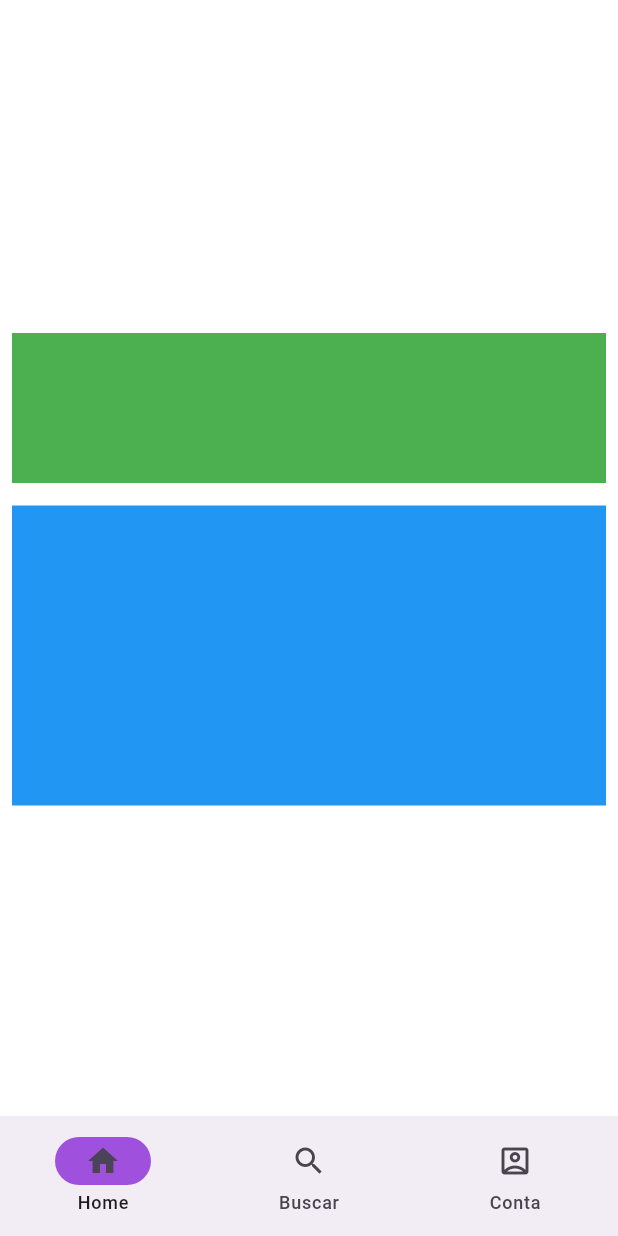
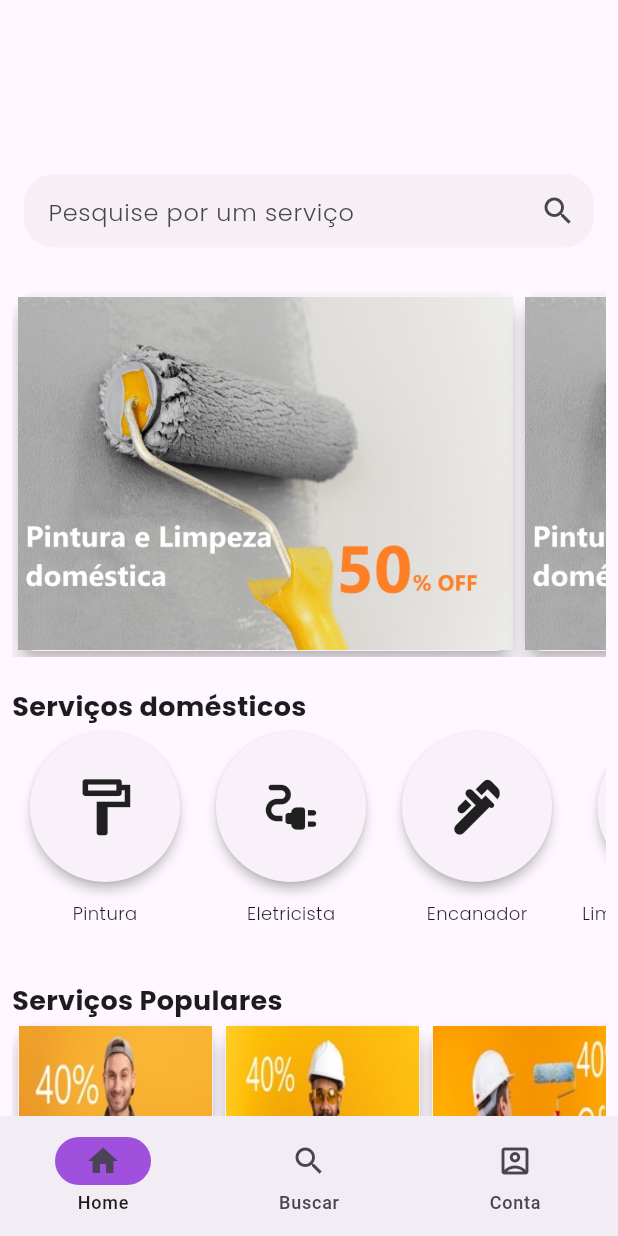
Before and after one commit to emanuelamaral/projeto_home_service, a Flutter app: the MainPageController screen opened directly, on a phone screen of 412 x 824 dp. Run offline on Flutter 3.47's test engine with Material 2 defaults, Android fonts, the phone set to English and light mode, and no system bars; our stand-ins replace flutter_onboarding_slider, fluttertoast, mask_text_input_formatter.

Commit message:
Update HomePage and Create Cards

```diff
--- /dev/null
+++ b/lib/src/components/card/card_combos_services.dart
@@ -0,0 +1,25 @@
+import 'package:flutter/material.dart';
+
+class CardCombosServices extends StatelessWidget {
+  const CardCombosServices({super.key, required this.imagePath});
+
+  final String imagePath;
+
+  @override
+  Widget build(BuildContext context) {
+    return Card(
+      elevation: 5.0,
+      child: SizedBox(
+        width: 330.0,
+        height: 236.0,
+        child: Center(
+          child: Image.asset(
+            imagePath,
+            width: 330.0,
+            height: 350.0,
+          ),
+        ),
+      ),
+    );
+  }
+}
--- a/lib/src/components/card/card_home_services.dart
+++ b/lib/src/components/card/card_home_services.dart
@@ -1,21 +1,47 @@
 import 'package:flutter/material.dart';
 
-class CardHomeServicesComponent extends StatelessWidget {
-  const CardHomeServicesComponent(
-      {super.key, required this.icon, required this.bottomTitle});
+class CardHomeService extends StatelessWidget {
+  final IconData icon;
+  final double radius;
+  final String textIcon;
 
-  final Icon icon;
-  final String bottomTitle;
+  const CardHomeService(
+      {super.key,
+      required this.icon,
+      required this.radius,
+      required this.textIcon});
 
   @override
   Widget build(BuildContext context) {
-    return Card(
-      margin: EdgeInsets.all(16.0),
+    return Container(
+      margin: const EdgeInsets.symmetric(
+          horizontal: 8.0), // Ajuste conforme necessário
       child: Column(
+        mainAxisSize: MainAxisSize.min,
         children: [
-          Icon(Icons.format_paint_outlined),
-          ListTile(
-            subtitle: Text('Pintura'),
+          Card(
+            shape: RoundedRectangleBorder(
+              borderRadius: BorderRadius.circular(radius),
+            ),
+            elevation: 3.0,
+            child: SizedBox(
+              width: 100.0, // Ajuste conforme necessário
+              height: 100.0, // Ajuste conforme necessário
+              child: Center(
+                child: Icon(
+                  icon,
+                  size: 45.0, // Ajuste conforme necessário
+                ),
+              ),
+            ),
+          ),
+          const SizedBox(height: 8.0), // Ajuste conforme necessário
+          Text(
+            textIcon,
+            style: const TextStyle(
+                fontFamily: 'Poppins',
+                fontWeight: FontWeight.w100,
+                fontSize: 12),
           ),
         ],
       ),
--- /dev/null
+++ b/lib/src/components/card/card_popular_home_services.dart
@@ -0,0 +1,24 @@
+import 'package:flutter/material.dart';
+
+class CardPopularHomeServices extends StatelessWidget {
+  const CardPopularHomeServices({super.key, required this.imagePath});
+  final String imagePath;
+
+  @override
+  Widget build(BuildContext context) {
+    return Card(
+      elevation: 5.0,
+      child: SizedBox(
+        width: 130.0,
+        height: 200.0,
+        child: Center(
+          child: Image.asset(
+            imagePath,
+            width: 150.0,
+            height: 200.0,
+          ),
+        ),
+      ),
+    );
+  }
+}
--- /dev/null
+++ b/lib/src/components/homePage/combos_services_card.dart
@@ -0,0 +1,27 @@
+import 'package:flutter/material.dart';
+
+import '../card/card_combos_services.dart';
+
+class CombosServicesCard extends StatelessWidget {
+  const CombosServicesCard({super.key});
+
+  @override
+  Widget build(BuildContext context) {
+    return Column(
+      crossAxisAlignment: CrossAxisAlignment.start,
+      children: [
+        SizedBox(
+          height: 245,
+          child: ListView(
+            scrollDirection: Axis.horizontal,
+            children: const [
+              CardCombosServices(imagePath: 'images/painting_wall.jpg'),
+              CardCombosServices(imagePath: 'images/painting_wall.jpg'),
+              CardCombosServices(imagePath: 'images/painting_wall.jpg'),
+            ],
+          ),
+        ),
+      ],
+    );
+  }
+}
--- /dev/null
+++ b/lib/src/components/homePage/home_services_card_list.dart
@@ -0,0 +1,60 @@
+import 'package:flutter/material.dart';
+
+import '../card/card_home_services.dart';
+
+class HomeServiceCardList extends StatelessWidget {
+  const HomeServiceCardList({super.key});
+
+  @override
+  Widget build(BuildContext context) {
+    return Column(
+      crossAxisAlignment: CrossAxisAlignment.start,
+      children: [
+        const Text(
+          'Serviços domésticos',
+          style: TextStyle(
+              fontFamily: 'Poppins', fontWeight: FontWeight.bold, fontSize: 18),
+        ),
+        SizedBox(
+          height: 150.0, // Ajuste conforme necessário
+          child: ListView(
+            scrollDirection: Axis.horizontal,
+            children: const [
+              CardHomeService(
+                icon: Icons.format_paint_outlined,
+                radius: 50.0,
+                textIcon: 'Pintura',
+              ),
+              CardHomeService(
+                  icon: Icons.electrical_services_rounded,
+                  radius: 50.0,
+                  textIcon: 'Eletricista'),
+              CardHomeService(
+                icon: Icons.plumbing_outlined,
+                radius: 50.0,
+                textIcon: 'Encanador',
+              ),
+              CardHomeService(
+                icon: Icons.cleaning_services,
+                radius: 50.0,
+                textIcon: 'Limpeza doméstica',
+              ),
+              CardHomeService(
+                  icon: Icons.pest_control_rodent,
+                  radius: 50.0,
+                  textIcon: 'Controle de peste'),
+              CardHomeService(
+                  icon: Icons.carpenter_rounded,
+                  radius: 50.0,
+                  textIcon: 'Carpintaria'),
+              CardHomeService(
+                  icon: Icons.yard_outlined,
+                  radius: 50.0,
+                  textIcon: 'Jardineiro')
+            ],
+          ),
+        ),
+      ],
+    );
+  }
+}
--- /dev/null
+++ b/lib/src/components/homePage/popular_home_services_card.dart
@@ -0,0 +1,34 @@
+import 'package:flutter/material.dart';
+
+import '../card/card_popular_home_services.dart';
+
+class PopularHomeServicesCard extends StatelessWidget {
+  const PopularHomeServicesCard({super.key});
+
+  @override
+  Widget build(BuildContext context) {
+    return Column(
+      crossAxisAlignment: CrossAxisAlignment.start,
+      children: [
+        const Text(
+          'Serviços Populares',
+          style: TextStyle(
+              fontFamily: 'Poppins', fontWeight: FontWeight.bold, fontSize: 18),
+        ),
+        SizedBox(
+          height: 180,
+          // width: 150,
+          child: ListView(scrollDirection: Axis.horizontal, children: const [
+            CardPopularHomeServices(
+              imagePath: 'images/home_cleaning_page.jpg',
+            ),
+            CardPopularHomeServices(
+                imagePath: 'images/plumber_home_service.jpg'),
+            CardPopularHomeServices(
+                imagePath: 'images/painting_home_service.jpg')
+          ]),
+        ),
+      ],
+    );
+  }
+}
--- /dev/null
+++ b/lib/src/components/textfield/search_services_textfield.dart
@@ -0,0 +1,27 @@
+import 'package:flutter/material.dart';
+
+class SearchServiceTextField extends StatelessWidget {
+  const SearchServiceTextField({super.key});
+
+  @override
+  Widget build(BuildContext context) {
+    return SizedBox(
+      height: 65,
+      child: Padding(
+        padding: const EdgeInsets.all(8.0),
+        child: TextField(
+            textAlignVertical: TextAlignVertical.bottom,
+            decoration: InputDecoration(
+                filled: true,
+                fillColor: const Color.fromARGB(24, 177, 164, 164),
+                border: OutlineInputBorder(
+                    borderRadius: BorderRadius.circular(20),
+                    borderSide: BorderSide.none),
+                hintText: 'Pesquise por um serviço',
+                hintStyle: const TextStyle(fontFamily: 'Poppins'),
+                suffixIcon:
+                    IconButton(onPressed: () {}, icon: Icon(Icons.search)))),
+      ),
+    );
+  }
+}
--- a/lib/src/pages/home/home_page.dart
+++ b/lib/src/pages/home/home_page.dart
@@ -1,65 +1,30 @@
 import 'package:flutter/material.dart';
-
-import '../../components/card/card_home_services.dart';
+import 'package:projeto_home_service/src/components/card/card_combos_services.dart';
+import 'package:projeto_home_service/src/components/homePage/combos_services_card.dart';
+import 'package:projeto_home_service/src/components/homePage/home_services_card_list.dart';
+import 'package:projeto_home_service/src/components/homePage/popular_home_services_card.dart';
+import 'package:projeto_home_service/src/components/textfield/search_services_textfield.dart';
 
 class HomePage extends StatelessWidget {
-  final String textHomeService = 'Serviços domésticos';
-  final String fontFamily = 'Poppins';
-
   const HomePage({super.key});
 
   @override
   Widget build(BuildContext context) {
-    return Container(
-      color: Colors.white,
-      alignment: Alignment.center,
+    return const SingleChildScrollView(
       child: Padding(
-        padding: const EdgeInsets.all(8.0),
+        padding: EdgeInsets.all(8.0),
         child: Column(
           mainAxisAlignment: MainAxisAlignment.center,
           crossAxisAlignment: CrossAxisAlignment.start,
           children: [
-            // Container(
-            //     height: 120,
-            //     width: double.infinity,
-            //     color: Colors.red,
-            //     child: const CardSwiperComponent()),
-            // const SizedBox(
-            //   height: 15,
-            // ),
-            // SizedBox(
-            //   height: 120,
-            //   width: 200,
-            //   child: Column(
-            //     children: [
-            //       Text(
-            //         textHomeService,
-            //         style: TextStyle(
-            //             fontFamily: fontFamily, fontWeight: FontWeight.bold),
-            //       ),
-            //       ListView.builder(
-            //         // itemCount: noticiasAleatorias.length,
-            //         itemBuilder: (context, index) {
-            //           return GestureDetector(
-            //               onTap: () {
-            //                 Navigator.pushNamed(context, '/main_page');
-            //               },
-            //               child: const CardHomeServicesComponent(
-            //                   icon: Icon(Icons.format_paint_outlined),
-            //                   bottomTitle: 'Pintura'));
-            //         },
-            //       ),
-            //     ],
-            //   ),
-            // ),
-            const SizedBox(
-              height: 15,
-            ),
-            Container(height: 100, width: double.infinity, color: Colors.green),
-            const SizedBox(
-              height: 15,
-            ),
-            Container(height: 200, width: double.infinity, color: Colors.blue),
+            SizedBox(height: 100),
+            SearchServiceTextField(),
+            SizedBox(height: 20),
+            CombosServicesCard(),
+            SizedBox(height: 20),
+            HomeServiceCardList(),
+            SizedBox(height: 20),
+            PopularHomeServicesCard(),
           ],
         ),
       ),
--- a/lib/src/pages/main/main_page.dart
+++ b/lib/src/pages/main/main_page.dart
@@ -26,6 +26,7 @@ class _MainPageControllerState extends State<MainPageController> {
   @override
   Widget build(BuildContext context) {
     return Scaffold(
+      // appBar: AppBar(),
       bottomNavigationBar: NavigationBar(
         onDestinationSelected: (int index) {
           setState(() {
--- a/pubspec.yaml
+++ b/pubspec.yaml
@@ -71,6 +71,10 @@ flutter:
       - images/jardineira.jpg
       - images/pintor.jpg
       - images/carpinteiro.jpg
+      - images/home_cleaning_page.jpg
+      - images/plumber_home_service.jpg
+      - images/painting_home_service.jpg
+      - images/painting_wall.jpg
 
   # An image asset can refer to one or more resolution-specific "variants", see
   # https://flutter.dev/assets-and-images/#resolution-aware
```
Also changed, not shown: images/home_cleaning_page.jpg (added), images/painting_home_service.jpg (added), images/painting_wall.jpg (added), images/plumber_home_service.jpg (added).
